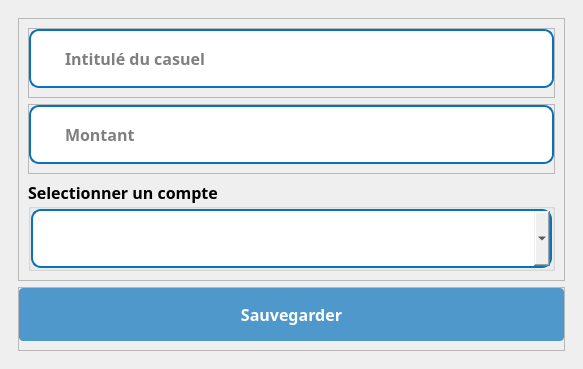
Before: the Qt Designer form ui/Casuels/addCasuel.ui in IDRISSHACKER/getdiocese, drawn with Qt 5.
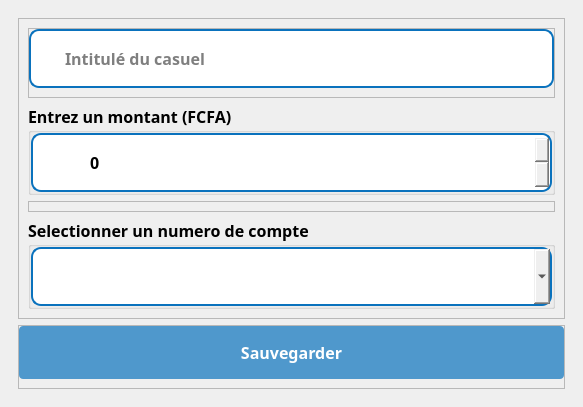
After: the same form once the commit is applied. Icons and pictures are not drawn.

The edit to the form file:
```diff
--- a/ui/Casuels/addCasuel.ui
+++ b/ui/Casuels/addCasuel.ui
@@ -7,7 +7,7 @@
     <x>0</x>
     <y>0</y>
     <width>583</width>
-    <height>354</height>
+    <height>399</height>
    </rect>
   </property>
   <property name="windowTitle">
@@ -169,17 +169,22 @@
                 </widget>
                </item>
                <item>
-                <widget class="QFrame" name="frame_7">
-                 <property name="styleSheet">
-                  <string notr="true"/>
+                <widget class="QGroupBox" name="groupBox_3">
+                 <property name="font">
+                  <font>
+                   <family>GeForce</family>
+                   <pointsize>12</pointsize>
+                   <weight>75</weight>
+                   <bold>true</bold>
+                  </font>
                  </property>
-                 <property name="frameShape">
-                  <enum>QFrame::StyledPanel</enum>
+                 <property name="title">
+                  <string>Entrez un montant (FCFA)</string>
                  </property>
-                 <property name="frameShadow">
-                  <enum>QFrame::Raised</enum>
-                 </property>
-                 <layout class="QVBoxLayout" name="verticalLayout_11">
+                 <layout class="QVBoxLayout" name="verticalLayout_8">
+                  <property name="spacing">
+                   <number>0</number>
+                  </property>
                   <property name="leftMargin">
                    <number>0</number>
                   </property>
@@ -190,7 +195,7 @@
                    <number>0</number>
                   </property>
                   <property name="bottomMargin">
-                   <number>9</number>
+                   <number>0</number>
                   </property>
                   <item>
                    <widget class="QFrame" name="input_5">
@@ -201,7 +206,7 @@
 	border:2px  solid rgb(10, 114, 189);
 }
 
-#lineEdit_2{
+#lineEdit{
 	border: none;
 }</string>
                     </property>
@@ -211,7 +216,7 @@
                     <property name="frameShadow">
                      <enum>QFrame::Raised</enum>
                     </property>
-                    <layout class="QHBoxLayout" name="horizontalLayout_6">
+                    <layout class="QHBoxLayout" name="horizontalLayout_4">
                      <property name="spacing">
                       <number>0</number>
                      </property>
@@ -228,7 +233,7 @@
                       <number>0</number>
                      </property>
                      <item>
-                      <widget class="QLabel" name="label_9">
+                      <widget class="QLabel" name="label_2">
                        <property name="maximumSize">
                         <size>
                          <width>30</width>
@@ -247,7 +252,7 @@
                       </widget>
                      </item>
                      <item>
-                      <widget class="QLineEdit" name="montant">
+                      <widget class="QSpinBox" name="montant">
                        <property name="font">
                         <font>
                          <family>GeForce</family>
@@ -260,8 +265,11 @@
                         <string notr="true">padding:15px;
 border-radius:10px</string>
                        </property>
-                       <property name="placeholderText">
-                        <string>Montant</string>
+                       <property name="suffix">
+                        <string/>
+                       </property>
+                       <property name="maximum">
+                        <number>999999999</number>
                        </property>
                       </widget>
                      </item>
@@ -271,6 +279,33 @@
                  </layout>
                 </widget>
                </item>
+               <item>
+                <widget class="QFrame" name="frame_7">
+                 <property name="styleSheet">
+                  <string notr="true"/>
+                 </property>
+                 <property name="frameShape">
+                  <enum>QFrame::StyledPanel</enum>
+                 </property>
+                 <property name="frameShadow">
+                  <enum>QFrame::Raised</enum>
+                 </property>
+                 <layout class="QVBoxLayout" name="verticalLayout_11">
+                  <property name="leftMargin">
+                   <number>0</number>
+                  </property>
+                  <property name="topMargin">
+                   <number>0</number>
+                  </property>
+                  <property name="rightMargin">
+                   <number>0</number>
+                  </property>
+                  <property name="bottomMargin">
+                   <number>9</number>
+                  </property>
+                 </layout>
+                </widget>
+               </item>
                <item>
                 <widget class="QGroupBox" name="groupBox">
                  <property name="font">
@@ -282,7 +317,7 @@
                   </font>
                  </property>
                  <property name="title">
-                  <string>Selectionner un compte</string>
+                  <string>Selectionner un numero de compte</string>
                  </property>
                  <layout class="QVBoxLayout" name="verticalLayout_6">
                   <property name="spacing">
@@ -355,7 +390,7 @@
                       </widget>
                      </item>
                      <item>
-                      <widget class="QComboBox" name="numeroCompte">
+                      <widget class="QComboBox" name="element">
                        <property name="font">
                         <font>
                          <family>GeForce</family>
@@ -398,7 +433,7 @@
                 <number>0</number>
                </property>
                <item>
-                <widget class="QPushButton" name="saveElement">
+                <widget class="QPushButton" name="saveCasuel">
                  <property name="font">
                   <font>
                    <family>GeForce</family>
@@ -411,14 +446,14 @@
                   <cursorShape>PointingHandCursor</cursorShape>
                  </property>
                  <property name="styleSheet">
-                  <string notr="true">#saveElement{
+                  <string notr="true">#saveCasuel{
 	background: rgb(10, 114, 189, 0.7);
 	color: rgb(255, 255, 255);
 	border-radius:4px;
 	padding: 15px
 }
 
-#saveElement:hover{
+#saveCasuel:hover{
 	background: rgb(10, 114, 189, 1);
 	border-radius:4px
 }
```
